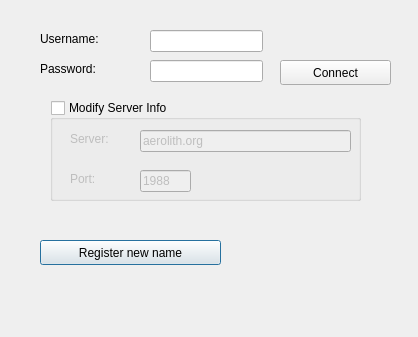
This is trunk/client/src/loginForm.ui in domino14/aerolithdesktop as Qt 5 draws it before an edit. The edited form follows.
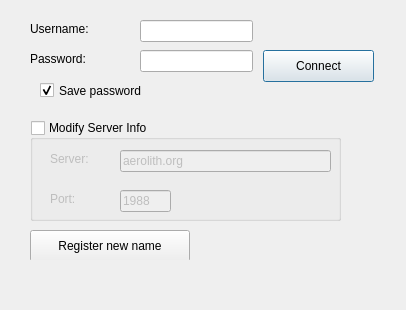
This is the edited form.

What changed in the file:
```diff
--- a/trunk/client/src/loginForm.ui
+++ b/trunk/client/src/loginForm.ui
@@ -5,35 +5,34 @@
    <rect>
     <x>0</x>
     <y>0</y>
-    <width>418</width>
-    <height>337</height>
+    <width>406</width>
+    <height>310</height>
    </rect>
   </property>
   <property name="windowTitle" >
    <string>Aerolith Login</string>
   </property>
-  <widget class="QLabel" name="connectStatusLabel" >
-   <property name="geometry" >
-    <rect>
-     <x>30</x>
-     <y>290</y>
-     <width>351</width>
-     <height>16</height>
-    </rect>
-   </property>
-   <property name="text" >
-    <string/>
-   </property>
-  </widget>
   <widget class="QStackedWidget" name="stackedWidget" >
    <property name="geometry" >
     <rect>
-     <x>20</x>
-     <y>20</y>
-     <width>371</width>
-     <height>261</height>
+     <x>10</x>
+     <y>10</y>
+     <width>382</width>
+     <height>250</height>
     </rect>
    </property>
+   <property name="minimumSize" >
+    <size>
+     <width>382</width>
+     <height>250</height>
+    </size>
+   </property>
+   <property name="maximumSize" >
+    <size>
+     <width>382</width>
+     <height>250</height>
+    </size>
+   </property>
    <property name="currentIndex" >
     <number>0</number>
    </property>
@@ -83,8 +82,8 @@
     <widget class="QGroupBox" name="groupBox" >
      <property name="geometry" >
       <rect>
-       <x>30</x>
-       <y>80</y>
+       <x>20</x>
+       <y>110</y>
        <width>311</width>
        <height>101</height>
       </rect>
@@ -154,26 +153,13 @@
       </property>
      </widget>
     </widget>
-    <widget class="QPushButton" name="registerPushButton" >
-     <property name="geometry" >
-      <rect>
-       <x>20</x>
-       <y>220</y>
-       <width>181</width>
-       <height>25</height>
-      </rect>
-     </property>
-     <property name="text" >
-      <string>Register new name</string>
-     </property>
-    </widget>
     <widget class="QPushButton" name="loginPushButton" >
      <property name="geometry" >
       <rect>
-       <x>260</x>
+       <x>253</x>
        <y>40</y>
        <width>111</width>
-       <height>25</height>
+       <height>32</height>
       </rect>
      </property>
      <property name="text" >
@@ -193,6 +179,35 @@
       <number>16</number>
      </property>
     </widget>
+    <widget class="QPushButton" name="registerPushButton" >
+     <property name="geometry" >
+      <rect>
+       <x>20</x>
+       <y>220</y>
+       <width>160</width>
+       <height>32</height>
+      </rect>
+     </property>
+     <property name="text" >
+      <string>Register new name</string>
+     </property>
+    </widget>
+    <widget class="QCheckBox" name="checkBox" >
+     <property name="geometry" >
+      <rect>
+       <x>30</x>
+       <y>70</y>
+       <width>121</width>
+       <height>21</height>
+      </rect>
+     </property>
+     <property name="text" >
+      <string>Save password</string>
+     </property>
+     <property name="checked" >
+      <bool>true</bool>
+     </property>
+    </widget>
    </widget>
    <widget class="QWidget" name="page_2" >
     <widget class="QLabel" name="label_5" >
@@ -307,6 +322,19 @@
     </widget>
    </widget>
   </widget>
+  <widget class="QLabel" name="connectStatusLabel" >
+   <property name="geometry" >
+    <rect>
+     <x>30</x>
+     <y>280</y>
+     <width>351</width>
+     <height>20</height>
+    </rect>
+   </property>
+   <property name="text" >
+    <string/>
+   </property>
+  </widget>
  </widget>
  <tabstops>
   <tabstop>desiredUsernameLE</tabstop>
```
Left out of the diff: 14 changed lines with no effect on the pictures.
